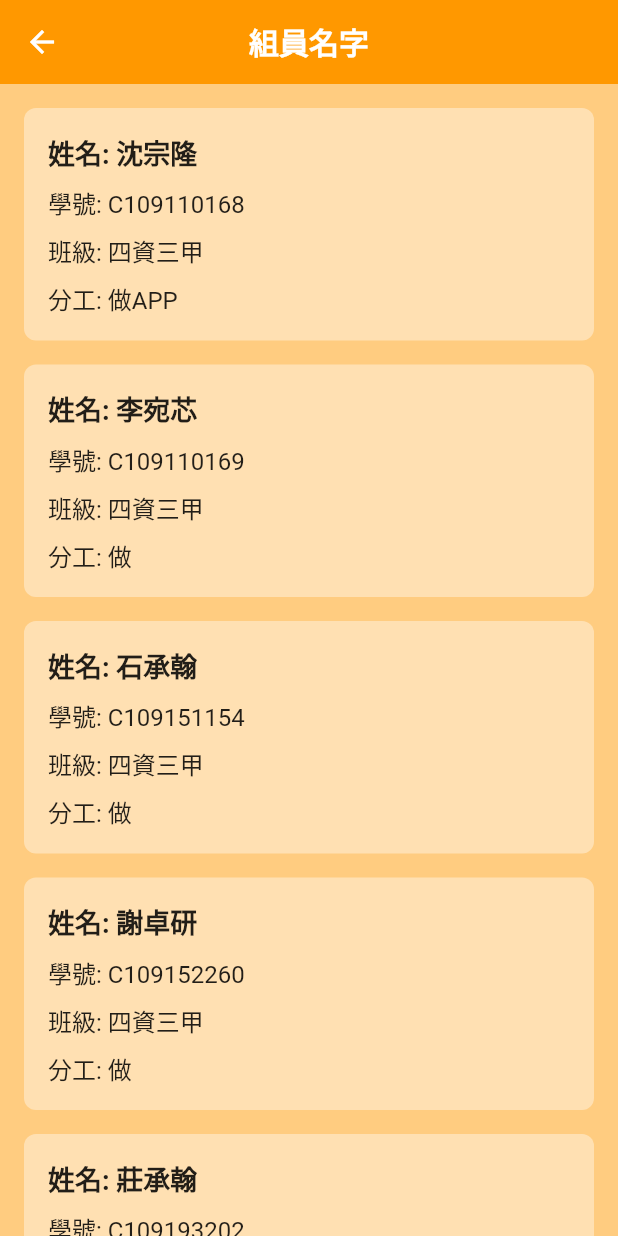
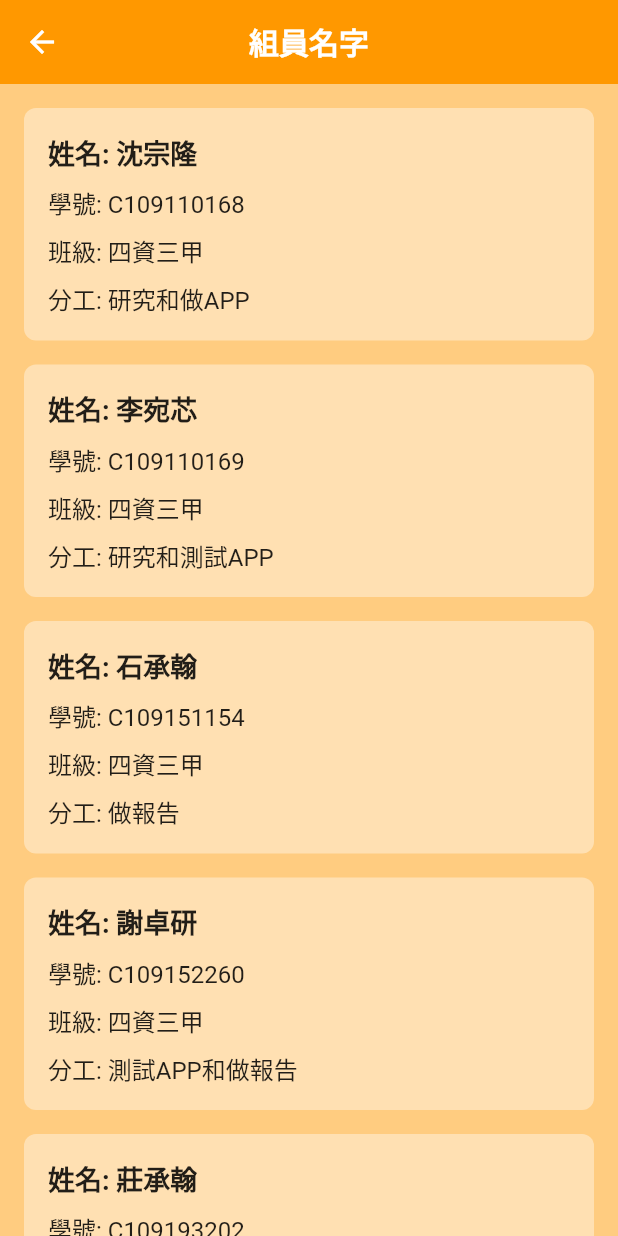
Before and after one commit to ReinhardShen/virtualtutor, a Flutter app: the TeamNamePage screen opened directly, on a phone screen of 412 x 824 dp. Run offline on Flutter 3.47's test engine with Material 2 defaults, Android fonts, the phone set to English and light mode, and no system bars.

Commit message:
Update teamname_page.dart

```diff
--- a/lib/pages/teamname_page.dart
+++ b/lib/pages/teamname_page.dart
@@ -36,35 +36,35 @@ class TeamNamePage extends StatelessWidget {
                 name: '沈宗隆',
                 studentId: 'C109110168',
                 className: '四資三甲',
-                role: '做APP',
+                role: '研究和做APP',
               ),
               SizedBox(height: 16.0),
               TeamMemberBox(
                 name: '李宛芯',
                 studentId: 'C109110169',
                 className: '四資三甲',
-                role: '做',
+                role: '研究和測試APP',
               ),
               SizedBox(height: 16.0),
               TeamMemberBox(
                 name: '石承翰',
                 studentId: 'C109151154',
                 className: '四資三甲',
-                role: '做',
+                role: '做報告',
               ),
               SizedBox(height: 16.0),
               TeamMemberBox(
                 name: '謝卓研',
                 studentId: 'C109152260',
                 className: '四資三甲',
-                role: '做',
+                role: '測試APP和做報告',
               ),
               SizedBox(height: 16.0),
               TeamMemberBox(
                 name: '莊承翰',
                 studentId: 'C109193202',
                 className: '四資三甲',
-                role: '做',
+                role: '研究和做APP',
               ),
               SizedBox(height: 16.0),
             ],
```
